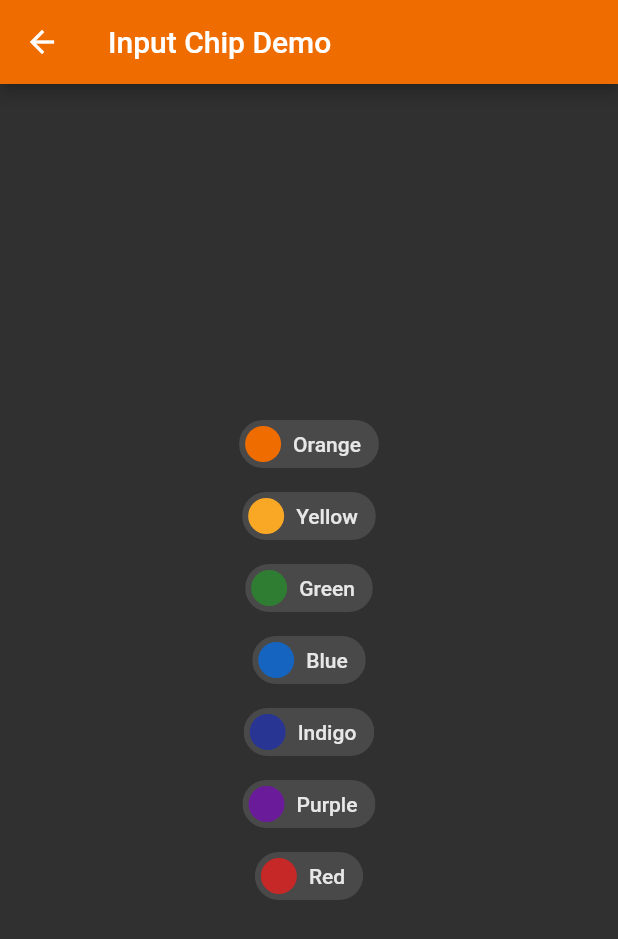
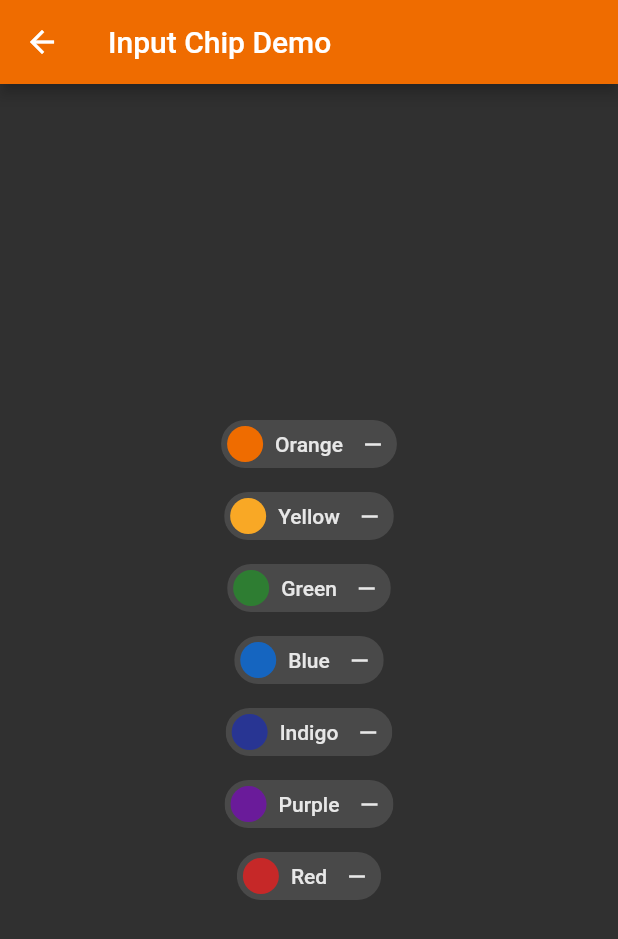
Before and after one commit to davidrgb/MAP-Creative-1, a Flutter app: the ChipScreen screen opened by its route, on a phone screen of 412 x 824 dp. Shown: the top 939 px of the screen. Run offline on Flutter 3.47's test engine with Material 2 defaults, Android fonts, the phone set to English and light mode, and no system bars.

Commit message:
Added remove icon

```diff
--- a/lib/viewscreen/chip_screen.dart
+++ b/lib/viewscreen/chip_screen.dart
@@ -33,6 +33,8 @@ class ChipScreen extends StatelessWidget {
                   ),
                   label: const Text('Orange'),
                   onPressed: () {},
+                  deleteIcon: Icon(Icons.remove),
+                  onDeleted: () {},
                 ),
                 InputChip(
                   avatar: CircleAvatar(
@@ -40,6 +42,8 @@ class ChipScreen extends StatelessWidget {
                   ),
                   label: const Text('Yellow'),
                   onPressed: () {},
+                  deleteIcon: Icon(Icons.remove),
+                  onDeleted: () {},
                 ),
                 InputChip(
                   avatar: CircleAvatar(
@@ -47,6 +51,8 @@ class ChipScreen extends StatelessWidget {
                   ),
                   label: const Text('Green'),
                   onPressed: () {},
+                  deleteIcon: Icon(Icons.remove),
+                  onDeleted: () {},
                 ),
                 InputChip(
                   avatar: CircleAvatar(
@@ -54,6 +60,8 @@ class ChipScreen extends StatelessWidget {
                   ),
                   label: const Text('Blue'),
                   onPressed: () {},
+                  deleteIcon: Icon(Icons.remove),
+                  onDeleted: () {},
                 ),
                 InputChip(
                   avatar: CircleAvatar(
@@ -61,6 +69,8 @@ class ChipScreen extends StatelessWidget {
                   ),
                   label: const Text('Indigo'),
                   onPressed: () {},
+                  deleteIcon: Icon(Icons.remove),
+                  onDeleted: () {},
                 ),
                 InputChip(
                   avatar: CircleAvatar(
@@ -68,6 +78,8 @@ class ChipScreen extends StatelessWidget {
                   ),
                   label: const Text('Purple'),
                   onPressed: () {},
+                  deleteIcon: Icon(Icons.remove),
+                  onDeleted: () {},
                 ),
                 InputChip(
                   avatar: CircleAvatar(
@@ -75,6 +87,8 @@ class ChipScreen extends StatelessWidget {
                   ),
                   label: const Text('Red'),
                   onPressed: () {},
+                  deleteIcon: Icon(Icons.remove),
+                  onDeleted: () {},
                 ),
               ],
             ),
```
